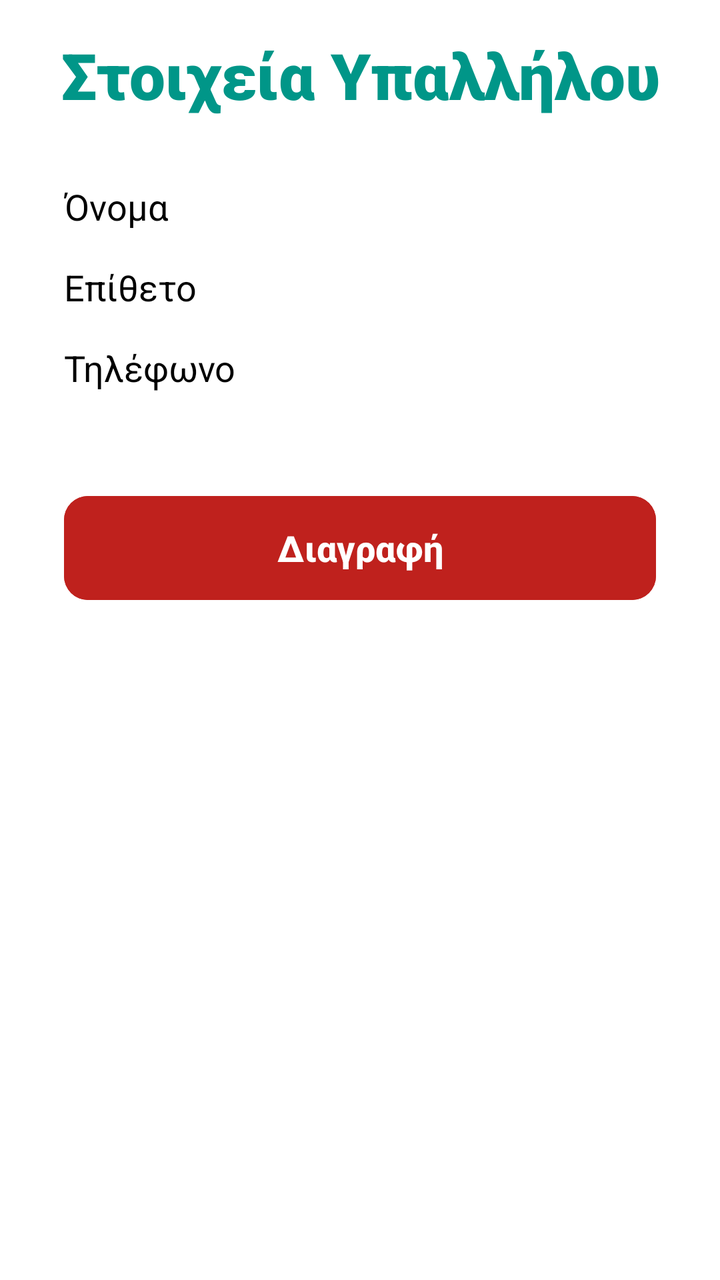
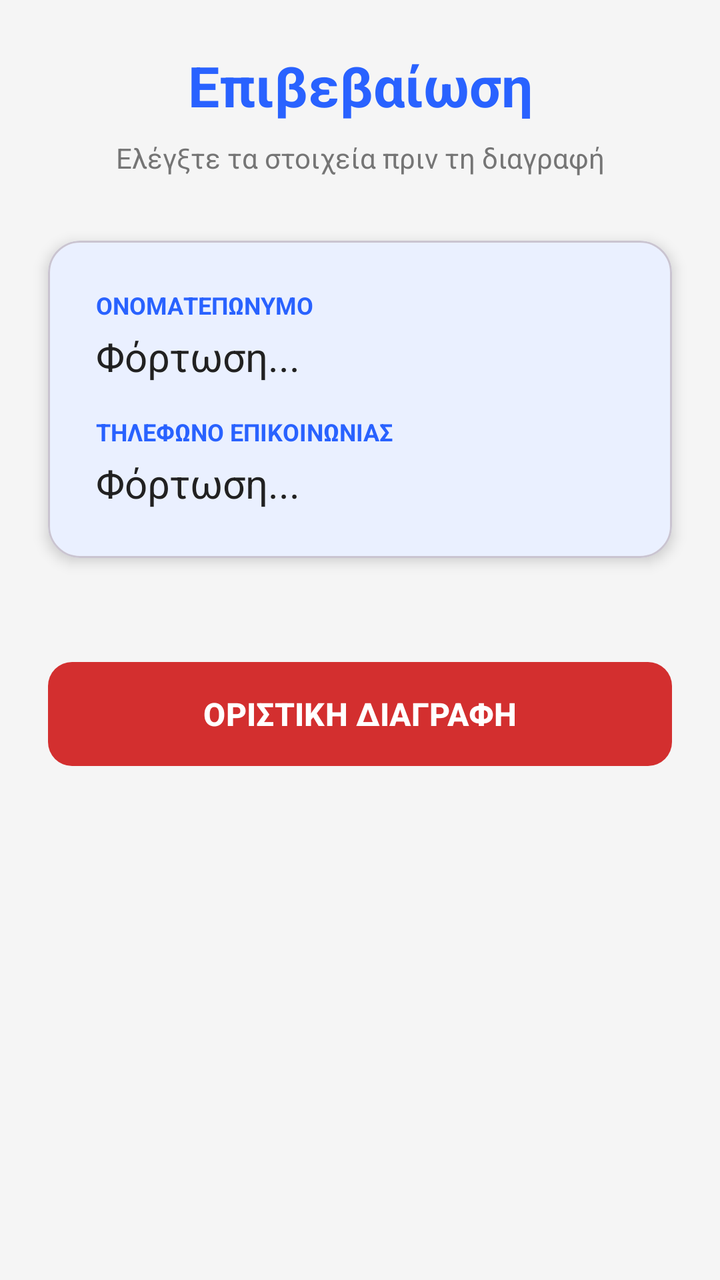

An Android layout rendered at two revisions. The XML below is the earlier revision; the diff shows what the commit changed to produce the second picture.
<!-- AndroidManifest.xml: application theme Theme.Team21 -->
<!-- res/layout/activity_emp_info.xml -->
<?xml version="1.0" encoding="utf-8"?>
<androidx.constraintlayout.widget.ConstraintLayout
    xmlns:android="http://schemas.android.com/apk/res/android"
    xmlns:app="http://schemas.android.com/apk/res-auto"
    xmlns:tools="http://schemas.android.com/tools"
    android:id="@+id/main"
    android:layout_width="match_parent"
    android:layout_height="match_parent"
    android:background="#FFFFFF"
    tools:context=".view.admin.deleteEmp.EmpInfoActivity">

    
    <TextView
        android:id="@+id/txtEmInfo"
        android:layout_width="0dp"
        android:layout_height="wrap_content"
        android:layout_marginTop="16dp"
        android:layout_marginHorizontal="24dp"
        android:text="Στοιχεία Υπαλλήλου"
        android:textSize="32sp"
        android:textStyle="bold"
        android:fontFamily="sans-serif-black"
        android:textAlignment="center"
        android:textColor="#009688"
        app:layout_constraintTop_toTopOf="parent"
        app:layout_constraintStart_toStartOf="parent"
        app:layout_constraintEnd_toEndOf="parent" />

    
    <TextView
        android:id="@+id/txtDeleteFname"
        android:layout_width="0dp"
        android:layout_height="wrap_content"
        android:layout_marginTop="32dp"
        android:layout_marginHorizontal="32dp"
        android:text="Όνομα"
        android:textSize="18sp"
        android:textColor="#000000"
        app:layout_constraintTop_toBottomOf="@id/txtEmInfo"
        app:layout_constraintStart_toStartOf="parent"
        app:layout_constraintEnd_toEndOf="parent" />

    
    <TextView
        android:id="@+id/txtDeleteLname"
        android:layout_width="0dp"
        android:layout_height="wrap_content"
        android:layout_marginTop="16dp"
        android:layout_marginHorizontal="32dp"
        android:text="Επίθετο"
        android:textSize="18sp"
        android:textColor="#000000"
        app:layout_constraintTop_toBottomOf="@id/txtDeleteFname"
        app:layout_constraintStart_toStartOf="parent"
        app:layout_constraintEnd_toEndOf="parent" />

    
    <TextView
        android:id="@+id/txtDeletePhone"
        android:layout_width="0dp"
        android:layout_height="wrap_content"
        android:layout_marginTop="16dp"
        android:layout_marginHorizontal="32dp"
        android:text="Τηλέφωνο"
        android:textSize="18sp"
        android:textColor="#000000"
        app:layout_constraintTop_toBottomOf="@id/txtDeleteLname"
        app:layout_constraintStart_toStartOf="parent"
        app:layout_constraintEnd_toEndOf="parent" />

    
    <Button
        android:id="@+id/btnDeleteEmp2"
        android:layout_width="0dp"
        android:layout_height="60dp"
        android:layout_marginTop="48dp"
        android:layout_marginHorizontal="32dp"
        android:text="Διαγραφή"
        android:textSize="18sp"
        android:textStyle="bold"
        android:backgroundTint="#BF211D"
        app:cornerRadius="12dp"
        app:layout_constraintTop_toBottomOf="@id/txtDeletePhone"
        app:layout_constraintStart_toStartOf="parent"
        app:layout_constraintEnd_toEndOf="parent" />

</androidx.constraintlayout.widget.ConstraintLayout>
<!-- resources referenced by this layout -->
<resources>
  <style name="Theme.Team21" parent="Base.Theme.Team21" />
  <style name="Base.Theme.Team21" parent="Theme.Material3.DayNight.NoActionBar">
  
          
          <item name="android:windowBackground">@color/bg_light</item>
          <item name="colorSurface">@color/card_light</item>
          <item name="colorSurfaceVariant">@color/input_bg_light</item>
  
          
          <item name="colorOnSurface">@color/text_dark</item>
          <item name="colorOnSurfaceVariant">@color/text_muted_light</item>
  
          
          <item name="colorPrimary">@color/eshop_primary</item>
          <item name="colorSecondary">@color/eshop_accent</item>
  
          
          <item name="android:statusBarColor">@color/bg_light</item>
          <item name="android:windowLightStatusBar">true</item>
  
          
          <item name="colorFilterActive">@color/filter_active_light</item>
          <item name="colorFilterUnselected">@color/filter_bg_unselected_light</item>
      </style>
  <color name="bg_light">#F5F5F5</color>
  <color name="card_light">#FFFFFF</color>
  <color name="input_bg_light">#EBEBEB</color>
  <color name="text_dark">#212121</color>
  <color name="text_muted_light">#757575</color>
  <color name="eshop_primary">#2962FF</color>
  <color name="eshop_accent">#FF6D00</color>
  <color name="filter_active_light">#2962FF</color>
  <color name="filter_bg_unselected_light">#E0E0E0</color>
</resources>

<!-- the commit's change to res/layout/activity_emp_info.xml (unified diff, before → after) -->
@@ -2,86 +2,103 @@
 <androidx.constraintlayout.widget.ConstraintLayout
     xmlns:android="http://schemas.android.com/apk/res/android"
     xmlns:app="http://schemas.android.com/apk/res-auto"
-    xmlns:tools="http://schemas.android.com/tools"
     android:id="@+id/main"
     android:layout_width="match_parent"
     android:layout_height="match_parent"
-    android:background="#FFFFFF"
-    tools:context=".view.admin.deleteEmp.EmpInfoActivity">
+    android:background="?android:attr/windowBackground">
 
-    
     <TextView
-        android:id="@+id/txtEmInfo"
+        android:id="@+id/txtHeader"
         android:layout_width="0dp"
         android:layout_height="wrap_content"
-        android:layout_marginTop="16dp"
-        android:layout_marginHorizontal="24dp"
-        android:text="Στοιχεία Υπαλλήλου"
-        android:textSize="32sp"
+        android:layout_marginTop="24dp"
+        android:text="Επιβεβαίωση"
+        android:textAlignment="center"
+        android:textColor="?attr/colorPrimary"
+        android:textSize="28sp"
         android:textStyle="bold"
-        android:fontFamily="sans-serif-black"
-        android:textAlignment="center"
-        android:textColor="#009688"
-        app:layout_constraintTop_toTopOf="parent"
+        app:layout_constraintEnd_toEndOf="parent"
         app:layout_constraintStart_toStartOf="parent"
-        app:layout_constraintEnd_toEndOf="parent" />
+        app:layout_constraintTop_toTopOf="parent" />
 
-    
     <TextView
-        android:id="@+id/txtDeleteFname"
+        android:id="@+id/txtSubHeader"
         android:layout_width="0dp"
         android:layout_height="wrap_content"
+        android:layout_marginTop="8dp"
+        android:text="Ελέγξτε τα στοιχεία πριν τη διαγραφή"
+        android:textAlignment="center"
+        android:textColor="?attr/colorOnSurfaceVariant"
+        android:textSize="14sp"
+        app:layout_constraintEnd_toEndOf="parent"
+        app:layout_constraintStart_toStartOf="parent"
+        app:layout_constraintTop_toBottomOf="@id/txtHeader" />
+
+    <com.google.android.material.card.MaterialCardView
+        android:id="@+id/cardInfo"
+        android:layout_width="match_parent"
+        android:layout_height="wrap_content"
+        android:layout_marginHorizontal="24dp"
         android:layout_marginTop="32dp"
-        android:layout_marginHorizontal="32dp"
-        android:text="Όνομα"
-        android:textSize="18sp"
-        android:textColor="#000000"
-        app:layout_constraintTop_toBottomOf="@id/txtEmInfo"
-        app:layout_constraintStart_toStartOf="parent"
-        app:layout_constraintEnd_toEndOf="parent" />
+        app:cardBackgroundColor="?attr/colorSurface"
+        app:cardCornerRadius="16dp"
+        app:cardElevation="4dp"
+        app:layout_constraintTop_toBottomOf="@id/txtSubHeader">
 
-    
-    <TextView
-        android:id="@+id/txtDeleteLname"
-        android:layout_width="0dp"
-        android:layout_height="wrap_content"
-        android:layout_marginTop="16dp"
-        android:layout_marginHorizontal="32dp"
-        android:text="Επίθετο"
-        android:textSize="18sp"
-        android:textColor="#000000"
-        app:layout_constraintTop_toBottomOf="@id/txtDeleteFname"
-        app:layout_constraintStart_toStartOf="parent"
-        app:layout_constraintEnd_toEndOf="parent" />
+        <LinearLayout
+            android:layout_width="match_parent"
+            android:layout_height="wrap_content"
+            android:orientation="vertical"
+            android:padding="24dp">
 
-    
-    <TextView
-        android:id="@+id/txtDeletePhone"
-        android:layout_width="0dp"
-        android:layout_height="wrap_content"
-        android:layout_marginTop="16dp"
-        android:layout_marginHorizontal="32dp"
-        android:text="Τηλέφωνο"
-        android:textSize="18sp"
-        android:textColor="#000000"
-        app:layout_constraintTop_toBottomOf="@id/txtDeleteLname"
-        app:layout_constraintStart_toStartOf="parent"
-        app:layout_constraintEnd_toEndOf="parent" />
+            <TextView
+                android:layout_width="wrap_content"
+                android:layout_height="wrap_content"
+                android:text="ΟΝΟΜΑΤΕΠΩΝΥΜΟ"
+                android:textColor="?attr/colorPrimary"
+                android:textSize="12sp"
+                android:textStyle="bold" />
 
-    
-    <Button
-        android:id="@+id/btnDeleteEmp2"
-        android:layout_width="0dp"
+            <TextView
+                android:id="@+id/txtDeleteFullName"
+                android:layout_width="match_parent"
+                android:layout_height="wrap_content"
+                android:layout_marginTop="4dp"
+                android:text="Φόρτωση..."
+                android:textColor="?attr/colorOnSurface"
+                android:textSize="20sp" />
+
+            <TextView
+                android:layout_width="wrap_content"
+                android:layout_height="wrap_content"
+                android:layout_marginTop="16dp"
+                android:text="ΤΗΛΕΦΩΝΟ ΕΠΙΚΟΙΝΩΝΙΑΣ"
+                android:textColor="?attr/colorPrimary"
+                android:textSize="12sp"
+                android:textStyle="bold" />
+
+            <TextView
+                android:id="@+id/txtDeletePhone"
+                android:layout_width="match_parent"
+                android:layout_height="wrap_content"
+                android:layout_marginTop="4dp"
+                android:text="Φόρτωση..."
+                android:textColor="?attr/colorOnSurface"
+                android:textSize="20sp" />
+        </LinearLayout>
+    </com.google.android.material.card.MaterialCardView>
+
+    <com.google.android.material.button.MaterialButton
+        android:id="@+id/btnDeleteEmpConfirm"
+        android:layout_width="match_parent"
         android:layout_height="60dp"
+        android:layout_marginHorizontal="24dp"
         android:layout_marginTop="48dp"
-        android:layout_marginHorizontal="32dp"
-        android:text="Διαγραφή"
-        android:textSize="18sp"
+        android:text="ΟΡΙΣΤΙΚΗ ΔΙΑΓΡΑΦΗ"
+        android:textSize="16sp"
         android:textStyle="bold"
-        android:backgroundTint="#BF211D"
+        app:backgroundTint="?attr/colorError"
         app:cornerRadius="12dp"
-        app:layout_constraintTop_toBottomOf="@id/txtDeletePhone"
-        app:layout_constraintStart_toStartOf="parent"
-        app:layout_constraintEnd_toEndOf="parent" />
+        app:layout_constraintTop_toBottomOf="@id/cardInfo" />
 
 </androidx.constraintlayout.widget.ConstraintLayout>
<!-- resource entries referenced after the edit -->
@@ -12,9 +12,13 @@
           <item name="colorOnSurface">@color/text_dark</item>
           <item name="colorOnSurfaceVariant">@color/text_muted_light</item>
   
+          <item name="colorOnPrimary">@color/white</item>
+  
           
           <item name="colorPrimary">@color/eshop_primary</item>
           <item name="colorSecondary">@color/eshop_accent</item>
+  
+          <item name="colorError">@color/error_red_light</item>
   
           
           <item name="android:statusBarColor">@color/bg_light</item>
@@ -29,8 +33,10 @@
   <color name="input_bg_light">#EBEBEB</color>
   <color name="text_dark">#212121</color>
   <color name="text_muted_light">#757575</color>
+  <color name="white">#FFFFFFFF</color>
   <color name="eshop_primary">#2962FF</color>
   <color name="eshop_accent">#FF6D00</color>
+  <color name="error_red_light">#D32F2F</color>
   <color name="filter_active_light">#2962FF</color>
   <color name="filter_bg_unselected_light">#E0E0E0</color>
 </resources>
